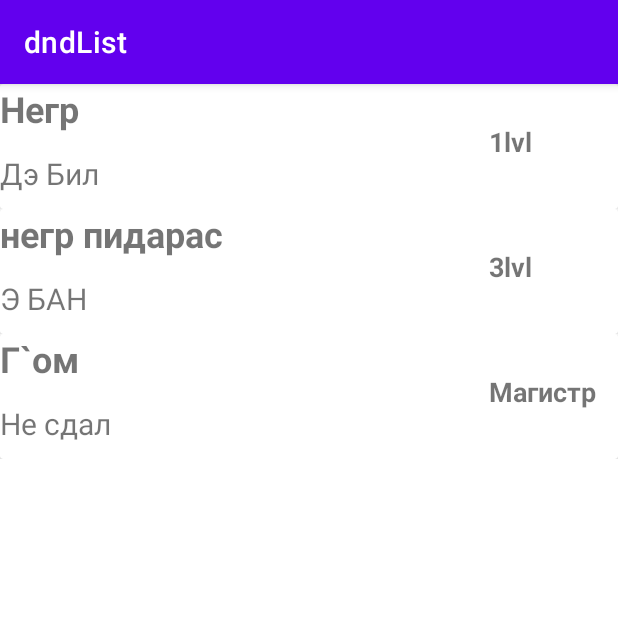
After one commit to IssildurIl/dndList, an Android app: the ChooseCharacter screen opened through its navigation route, on a phone screen of 412 x 824 dp, the top half of it. The commit adds this screen. Run offline under Robolectric (Android 15) with nearby library versions, the phone set to English and light mode, and no system bars.

Commit message:
RecycleView and several feachures

```diff
--- a/app/build.gradle
+++ b/app/build.gradle
@@ -33,10 +33,12 @@ dependencies {
     implementation 'androidx.appcompat:appcompat:1.2.0'
     implementation 'com.google.android.material:material:1.2.1'
     implementation 'androidx.constraintlayout:constraintlayout:2.0.4'
+    implementation 'androidx.legacy:legacy-support-v4:1.0.0'
     testImplementation 'junit:junit:4.+'
     androidTestImplementation 'androidx.test.ext:junit:1.1.2'
     androidTestImplementation 'androidx.test.espresso:espresso-core:3.3.0'
     implementation 'gr.pantrif:easy-android-splash-screen:0.0.1'
     implementation 'androidx.navigation:navigation-fragment:2.3.0'
     implementation 'androidx.navigation:navigation-ui:2.3.0'
+    implementation 'com.android.support:recyclerview-v7:26.1.0'
 }
--- a/app/src/main/AndroidManifest.xml
+++ b/app/src/main/AndroidManifest.xml
@@ -9,14 +9,14 @@
         android:roundIcon="@mipmap/ic_launcher_round"
         android:supportsRtl="true"
         android:theme="@style/Theme.DndList">
-        <activity android:name=".SplashScreenLayout">
+        <activity android:name=".utils.SplashScreenLayout">
             <intent-filter>
                 <action android:name="android.intent.action.MAIN" />
 
                 <category android:name="android.intent.category.LAUNCHER" />
             </intent-filter>
         </activity>
-        <activity android:name=".Authorization"/>
+        <activity android:name=".MainActivity"/>
     </application>
 
 </manifest>
--- /dev/null
+++ b/app/src/main/java/com/example/dndlist/Fragment/Authorization.java
@@ -0,0 +1,89 @@
+package com.example.dndlist.Fragment;
+
+import android.os.Bundle;
+
+import androidx.annotation.NonNull;
+import androidx.annotation.Nullable;
+import androidx.fragment.app.Fragment;
+import androidx.navigation.NavController;
+import androidx.navigation.Navigation;
+import androidx.navigation.fragment.NavHostFragment;
+
+import android.view.LayoutInflater;
+import android.view.View;
+import android.view.ViewGroup;
+import android.widget.Button;
+
+import com.example.dndlist.R;
+
+/**
+ * A simple {@link Fragment} subclass.
+ * Use the {@link Authorization#newInstance} factory method to
+ * create an instance of this fragment.
+ */
+public class Authorization extends Fragment {
+
+    // TODO: Rename parameter arguments, choose names that match
+    // the fragment initialization parameters, e.g. ARG_ITEM_NUMBER
+    private static final String ARG_PARAM1 = "param1";
+    private static final String ARG_PARAM2 = "param2";
+
+    // TODO: Rename and change types of parameters
+    private String mParam1;
+    private String mParam2;
+
+    public Authorization() {
+        // Required empty public constructor
+    }
+
+    /**
+     * Use this factory method to create a new instance of
+     * this fragment using the provided parameters.
+     *
+     * @param param1 Parameter 1.
+     * @param param2 Parameter 2.
+     * @return A new instance of fragment Authorization.
+     */
+    // TODO: Rename and change types and number of parameters
+    public static Authorization newInstance(String param1, String param2) {
+        Authorization fragment = new Authorization();
+        Bundle args = new Bundle();
+        args.putString(ARG_PARAM1, param1);
+        args.putString(ARG_PARAM2, param2);
+        fragment.setArguments(args);
+        return fragment;
+    }
+
+    @Override
+    public void onCreate(Bundle savedInstanceState) {
+        super.onCreate(savedInstanceState);
+        if (getArguments() != null) {
+            mParam1 = getArguments().getString(ARG_PARAM1);
+            mParam2 = getArguments().getString(ARG_PARAM2);
+        }
+    }
+
+    @Override
+    public View onCreateView(LayoutInflater inflater, ViewGroup container,
+                             Bundle savedInstanceState) {
+        return inflater.inflate(R.layout.fragment_authorization, container, false);
+    }
+
+
+    public void onViewCreated(@NonNull View view, Bundle savedInstanceState){
+        super.onViewCreated(view, savedInstanceState);
+        NavController navController = Navigation.findNavController(view);
+        view.findViewById(R.id.valid_btn).setOnClickListener(new View.OnClickListener() {
+            @Override
+            public void onClick(View view) {
+                navController.navigate(R.id.go_to_chars);
+            }
+        });
+        view.findViewById(R.id.reg_btn).setOnClickListener(new View.OnClickListener() {
+            @Override
+            public void onClick(View view) {
+                navController.navigate(R.id.go_to_reg);
+            }
+        });
+    }
+}
--- /dev/null
+++ b/app/src/main/java/com/example/dndlist/Fragment/ChooseCharacter.java
@@ -0,0 +1,73 @@
+package com.example.dndlist.Fragment;
+
+import android.os.Bundle;
+
+import androidx.fragment.app.Fragment;
+import androidx.recyclerview.widget.LinearLayoutManager;
+import androidx.recyclerview.widget.RecyclerView;
+
+import android.view.LayoutInflater;
+import android.view.View;
+import android.view.ViewGroup;
+
+import com.example.dndlist.R;
+import com.example.dndlist.utils.RecycleViewAdaptor;
+
+/**
+ * A simple {@link Fragment} subclass.
+ * Use the {@link ChooseCharacter#newInstance} factory method to
+ * create an instance of this fragment.
+ */
+public class ChooseCharacter extends Fragment {
+
+    // TODO: Rename parameter arguments, choose names that match
+    // the fragment initialization parameters, e.g. ARG_ITEM_NUMBER
+    private static final String ARG_PARAM1 = "param1";
+    private static final String ARG_PARAM2 = "param2";
+    String charName[],charRace[],charLvl[];
+    RecyclerView recyclerView;
+    // TODO: Rename and change types of parameters
+    private String mParam1;
+    private String mParam2;
+
+    public ChooseCharacter() {
+        // Required empty public constructor
+    }
+
+    // TODO: Rename and change types and number of parameters
+    public static ChooseCharacter newInstance(String param1, String param2) {
+        ChooseCharacter fragment = new ChooseCharacter();
+        Bundle args = new Bundle();
+        args.putString(ARG_PARAM1, param1);
+        args.putString(ARG_PARAM2, param2);
+        fragment.setArguments(args);
+        return fragment;
+    }
+
+    @Override
+    public void onCreate(Bundle savedInstanceState) {
+        super.onCreate(savedInstanceState);
+        if (getArguments() != null) {
+            mParam1 = getArguments().getString(ARG_PARAM1);
+            mParam2 = getArguments().getString(ARG_PARAM2);
+        }
+
+
+
+    }
+    @Override
+    public View onCreateView(LayoutInflater inflater, ViewGroup container,
+                             Bundle savedInstanceState) {
+        // Inflate the layout for this fragment
+        charRace = getResources().getStringArray(R.array.chars);
+        charName = getResources().getStringArray(R.array.race);
+        charLvl = getResources().getStringArray(R.array.lvl);
+
+        View view = inflater.inflate(R.layout.fragment_choose_character, container, false);
+        recyclerView = (RecyclerView)view.findViewById(R.id.chars_rec);
+        recyclerView.setLayoutManager(new LinearLayoutManager(getContext()));
+        RecycleViewAdaptor rva = new RecycleViewAdaptor(getActivity(),charName,charRace,charLvl);
+        recyclerView.setAdapter(rva);
+        return view;
+    }
+}
--- /dev/null
+++ b/app/src/main/java/com/example/dndlist/utils/RecycleViewAdaptor.java
@@ -0,0 +1,56 @@
+package com.example.dndlist.utils;
+
+import android.content.Context;
+import android.view.LayoutInflater;
+import android.view.View;
+import android.view.ViewGroup;
+import android.widget.TextView;
+
+import androidx.annotation.NonNull;
+import androidx.recyclerview.widget.RecyclerView;
+
+import com.example.dndlist.R;
+
+public class RecycleViewAdaptor extends RecyclerView.Adapter<RecycleViewAdaptor.CustomViewHolder> {
+
+
+    String charName[],charRace[],charLvl[];
+    Context context;
+
+    public RecycleViewAdaptor(Context ct,String Name[], String Race[], String Lvl[]){
+        context=ct;
+        charName = Name;
+        charRace=Race;
+        charLvl=Lvl;
+    }
+
+    @NonNull
+    @Override
+    public CustomViewHolder onCreateViewHolder(@NonNull ViewGroup parent, int viewType) {
+        LayoutInflater inflater = LayoutInflater.from(context);
+        View view = inflater.inflate(R.layout.recycleviewraw,parent,false);
+        return new CustomViewHolder(view);
+    }
+
+    @Override
+    public void onBindViewHolder(@NonNull CustomViewHolder holder, int position) {
+        holder.tvName.setText(charName[position]);
+        holder.tvRace.setText(charRace[position]);
+        holder.tvLvl.setText(charLvl[position]);
+    }
+
+    @Override
+    public int getItemCount() {
+        return charName.length;
+    }
+
+    public class CustomViewHolder extends RecyclerView.ViewHolder{
+        TextView tvName,tvRace,tvLvl;
+        public CustomViewHolder(@NonNull View itemView) {
+            super(itemView);
+            tvName = itemView.findViewById(R.id.textName);
+            tvRace = itemView.findViewById(R.id.textRace);
+            tvLvl = itemView.findViewById(R.id.textLvl);
+        }
+    }
+}
--- a/app/src/main/res/layout/activity_main.xml
+++ b/app/src/main/res/layout/activity_main.xml
@@ -6,13 +6,16 @@
     android:layout_height="match_parent"
     tools:context=".MainActivity">
 
-    <TextView
-        android:layout_width="wrap_content"
-        android:layout_height="wrap_content"
-        android:text="Hello World!"
+    <androidx.fragment.app.FragmentContainerView
+        android:id="@+id/fragmentContainerView"
+        android:name="androidx.navigation.fragment.NavHostFragment"
+        android:layout_width="match_parent"
+        android:layout_height="match_parent"
+        app:defaultNavHost="true"
         app:layout_constraintBottom_toBottomOf="parent"
-        app:layout_constraintLeft_toLeftOf="parent"
-        app:layout_constraintRight_toRightOf="parent"
-        app:layout_constraintTop_toTopOf="parent" />
+        app:layout_constraintEnd_toEndOf="parent"
+        app:layout_constraintStart_toStartOf="parent"
+        app:layout_constraintTop_toTopOf="parent"
+        app:navGraph="@navigation/nav_graph" />
 
 </androidx.constraintlayout.widget.ConstraintLayout>
--- /dev/null
+++ b/app/src/main/res/layout/fragment_choose_character.xml
@@ -0,0 +1,17 @@
+<?xml version="1.0" encoding="utf-8"?>
+<FrameLayout xmlns:android="http://schemas.android.com/apk/res/android"
+    xmlns:app="http://schemas.android.com/apk/res-auto"
+    xmlns:tools="http://schemas.android.com/tools"
+    android:layout_width="match_parent"
+    android:layout_height="match_parent"
+    tools:context=".Fragment.ChooseCharacter">
+
+    <androidx.recyclerview.widget.RecyclerView
+        android:id="@+id/chars_rec"
+        android:layout_width="match_parent"
+        android:layout_height="match_parent"
+        app:layout_constraintBottom_toBottomOf="parent"
+        app:layout_constraintEnd_toEndOf="parent"
+        app:layout_constraintStart_toStartOf="parent"
+        app:layout_constraintTop_toTopOf="parent"/>
+</FrameLayout>
--- /dev/null
+++ b/app/src/main/res/layout/recycleviewraw.xml
@@ -0,0 +1,55 @@
+<?xml version="1.0" encoding="utf-8"?>
+<RelativeLayout xmlns:android="http://schemas.android.com/apk/res/android"
+    xmlns:app="http://schemas.android.com/apk/res-auto"
+    xmlns:tools="http://schemas.android.com/tools"
+    android:layout_width="match_parent"
+    android:layout_height="wrap_content">
+
+    <androidx.cardview.widget.CardView
+        android:layout_width="match_parent"
+        android:layout_height="wrap_content"
+        app:layout_constraintBottom_toBottomOf="parent"
+        app:layout_constraintEnd_toEndOf="parent"
+        app:layout_constraintStart_toStartOf="parent"
+        app:layout_constraintTop_toTopOf="parent">
+
+        <androidx.constraintlayout.widget.ConstraintLayout
+            android:layout_width="match_parent"
+            android:layout_height="83dp">
+
+            <TextView
+                android:id="@+id/textName"
+                android:layout_width="283dp"
+                android:layout_height="46dp"
+                android:text="TextView"
+                android:textSize="24dp"
+                android:textStyle="bold"
+                app:layout_constraintStart_toStartOf="parent"
+                app:layout_constraintTop_toTopOf="parent" />
+
+            <TextView
+                android:id="@+id/textRace"
+                android:layout_width="159dp"
+                android:layout_height="38dp"
+                android:text="TextView"
+                android:textSize="20dp"
+                app:layout_constraintBottom_toBottomOf="parent"
+                app:layout_constraintStart_toStartOf="parent"
+                app:layout_constraintTop_toBottomOf="@+id/textName" />
+
+            <TextView
+                android:id="@+id/textLvl"
+                android:layout_width="86dp"
+                android:layout_height="32dp"
+                android:layout_marginTop="24dp"
+                android:layout_marginBottom="24dp"
+                android:text="TextView"
+                android:textSize="18dp"
+                android:textStyle="bold"
+                app:layout_constraintBottom_toBottomOf="parent"
+                app:layout_constraintEnd_toEndOf="parent"
+                app:layout_constraintTop_toTopOf="parent" />
+
+        </androidx.constraintlayout.widget.ConstraintLayout>
+    </androidx.cardview.widget.CardView>
+</RelativeLayout>
--- /dev/null
+++ b/app/src/main/res/navigation/nav_graph.xml
@@ -0,0 +1,45 @@
+<?xml version="1.0" encoding="utf-8"?>
+<navigation xmlns:android="http://schemas.android.com/apk/res/android"
+    xmlns:app="http://schemas.android.com/apk/res-auto"
+    xmlns:tools="http://schemas.android.com/tools"
+    android:id="@+id/nav_graph"
+    app:startDestination="@id/authorization">
+    <fragment
+        android:id="@+id/authorization"
+        android:name="com.example.dndlist.Fragment.Authorization"
+        android:label="fragment_authorization"
+        tools:layout="@layout/fragment_authorization" >
+        <action
+            android:id="@+id/go_to_reg"
+            app:destination="@id/registration" />
+        <action
+            android:id="@+id/go_to_chars"
+            app:destination="@id/chooseCharacter" />
+    </fragment>
+    <fragment
+        android:id="@+id/registration"
+        android:name="com.example.dndlist.Fragment.Registration"
+        android:label="fragment_registration"
+        tools:layout="@layout/fragment_registration" >
+        <action
+            android:id="@+id/go_to_forgetedpass"
+            app:destination="@id/forgetPassword" />
+        <action
+            android:id="@+id/go_to_chars"
+            app:destination="@id/chooseCharacter" />
+    </fragment>
+    <fragment
+        android:id="@+id/chooseCharacter"
+        android:name="com.example.dndlist.Fragment.ChooseCharacter"
+        android:label="fragment_choose_character"
+        tools:layout="@layout/fragment_choose_character" />
+    <fragment
+        android:id="@+id/forgetPassword"
+        android:name="com.example.dndlist.Fragment.ForgetPassword"
+        android:label="fragment_forget_password"
+        tools:layout="@layout/fragment_forget_password" >
+        <action
+            android:id="@+id/go_to_authorization"
+            app:destination="@id/authorization" />
+    </fragment>
+</navigation>
--- a/app/src/main/res/values/strings.xml
+++ b/app/src/main/res/values/strings.xml
@@ -3,5 +3,25 @@
     <string name="mail_hint">Введите адрес электронной почты:</string>
     <string name="pass_hint">Введите пароль:</string>
     <string name="valid_btn">Вход</string>
+    <string name="reg_hint_btn">Нет аккаунта?Зарегестрируйтесь!</string>
     <string name="reg_btn">Регистрация</string>
+    <string name="forget_pass_btn">Забыли пароль?</string>
+    <string name="send_code_btn">Выслать код восстановления на почту</string>
+    <string-array name="chars">
+        <item>Дэ Бил</item>
+        <item>Э БАН</item>
+        <item>Не сдал</item>
+    </string-array>
+
+    <string-array name="race">
+        <item>Негр</item>
+        <item>негр пидарас</item>
+        <item>Г`ом</item>
+    </string-array>
+
+    <string-array name="lvl">
+        <item>1lvl</item>
+        <item>3lvl</item>
+        <item>Магистр</item>
+    </string-array>
 </resources>
```
Also changed, not shown: app/src/main/java/com/example/dndlist/Authorization.java (deleted, +0 -13 lines), app/src/main/java/com/example/dndlist/Fragment/ForgetPassword.java (added, +78 -0 lines), app/src/main/java/com/example/dndlist/Fragment/Registration.java (added, +87 -0 lines), app/src/main/java/com/example/dndlist/utils/SplashScreenLayout.java (renamed from app/src/main/java/com/example/dndlist/SplashScreenLayout.java, +6 -2 lines), app/src/main/res/layout/fragment_authorization.xml (renamed from app/src/main/res/layout/authorization.xml, +10 -4 lines), app/src/main/res/layout/fragment_forget_password.xml (added, +43 -0 lines), app/src/main/res/layout/fragment_registration.xml (added, +79 -0 lines).
